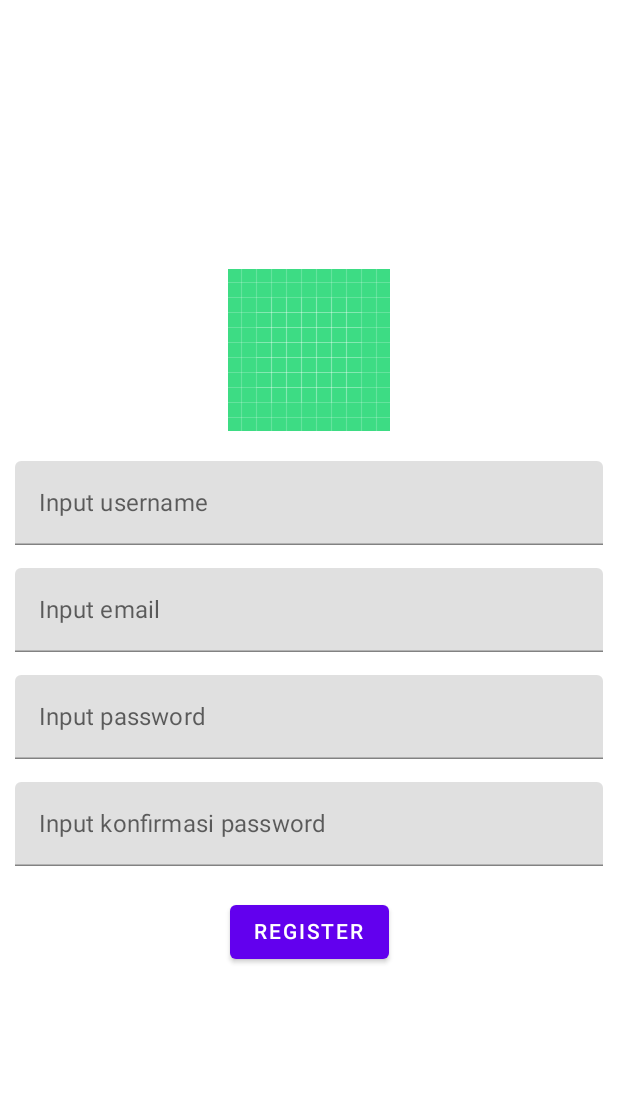
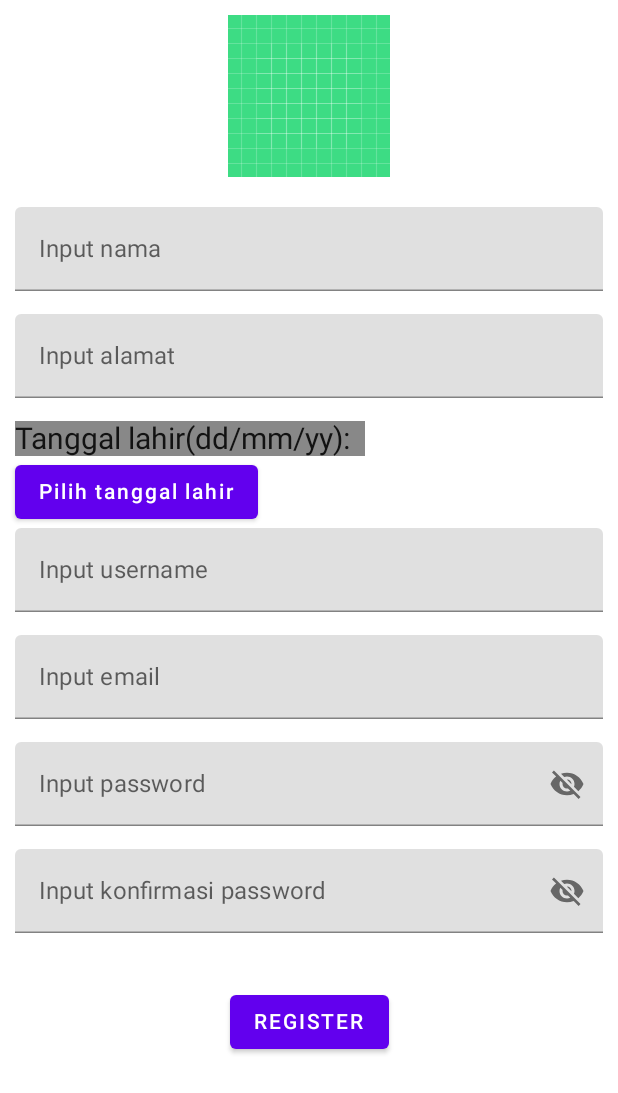
Before and after one commit to Dwisatriapatra/ChallengeChapter8Binar, an Android app built with Jetpack Compose: the screen it shows after launch (RegisterActivity), after a tap on "Register here", on a phone screen of 412 x 824 dp. Shown: the top 1093 px of the screen. Run offline under Robolectric (Android 15) with nearby library versions, the phone set to English and light mode, and no system bars; our stand-ins replace Dagger/Hilt's generated code; network calls fail; 1 statement that could not run was skipped.

Commit message:
Adding register mechanism

```diff
--- a/app/build.gradle
+++ b/app/build.gradle
@@ -94,4 +94,5 @@ dependencies {
 
     implementation 'androidx.lifecycle:lifecycle-viewmodel-compose:2.4.1'
     implementation "io.coil-kt:coil-compose:1.4.0"
+    implementation "androidx.compose.material:material-icons-extended:$compose_version"
 }
--- a/app/src/main/java/com/example/challengechapter8binar/dependency_injection/AppModule.kt
+++ b/app/src/main/java/com/example/challengechapter8binar/dependency_injection/AppModule.kt
@@ -9,6 +9,8 @@ import okhttp3.OkHttpClient
 import okhttp3.logging.HttpLoggingInterceptor
 import retrofit2.Retrofit
 import retrofit2.converter.gson.GsonConverterFactory
+import retrofit2.create
+import javax.inject.Named
 import javax.inject.Singleton
 
 
@@ -17,6 +19,9 @@ import javax.inject.Singleton
 object AppModule {
     //base url for user API
     private const val BASE_URL = "https://api.themoviedb.org/3/"
+    private const val BASE_URL_2 = "https://6254434c19bc53e2347b93f1.mockapi.io/"
+
+
     private val logging: HttpLoggingInterceptor
         get() {
             val httpLoggingInterceptor = HttpLoggingInterceptor()
@@ -26,11 +31,11 @@ object AppModule {
         }
     private val client = OkHttpClient.Builder().addInterceptor(logging).build()
 
-    //retrofit module
+    //retrofit and api services module for film
     @Provides
     @Singleton
-    fun provideRetrofit(): Retrofit =
-        Retrofit.Builder()
+    fun provideRetrofit(): Retrofit = Retrofit
+            .Builder()
             .baseUrl(BASE_URL)
             .addConverterFactory(GsonConverterFactory.create())
             .client(client)
@@ -40,4 +45,21 @@ object AppModule {
     @Singleton
     fun provideApiServices(retrofit: Retrofit): ApiServices =
         retrofit.create(ApiServices::class.java)
+
+    //retrofit and api services modeule for user
+    @Provides
+    @Singleton
+    @Named("RetrofitUser")
+    fun provideRetrofitForUserApi(): Retrofit = Retrofit
+        .Builder()
+        .baseUrl(BASE_URL_2)
+        .addConverterFactory(GsonConverterFactory.create())
+        .client(client)
+        .build()
+
+    @Provides
+    @Singleton
+    @Named("ApiServicesUser")
+    fun provideApiServicesForUser(@Named("RetrofitUser") retrofit: Retrofit) : ApiServices =
+        retrofit.create(ApiServices::class.java)
 }
--- a/app/src/main/java/com/example/challengechapter8binar/networking/ApiServices.kt
+++ b/app/src/main/java/com/example/challengechapter8binar/networking/ApiServices.kt
@@ -1,8 +1,13 @@
 package com.example.challengechapter8binar.networking
 
+import com.example.challengechapter8binar.model.GetAllUserResponseItem
 import com.example.challengechapter8binar.model.MovieResponse
+import com.example.challengechapter8binar.model.PostUser
+import com.example.challengechapter8binar.model.RequestUser
 import retrofit2.Call
+import retrofit2.http.Body
 import retrofit2.http.GET
+import retrofit2.http.POST
 import retrofit2.http.Query
 
 interface ApiServices {
@@ -10,4 +15,11 @@ interface ApiServices {
     fun getMovie(
         @Query("api_key") apiKey: String
     ): Call<MovieResponse>
+
+    //user
+    @GET("datauserlogin")
+    suspend fun getAllUser() : List<GetAllUserResponseItem>
+
+    @POST("datauserlogin")
+    fun addNewUser(@Body requestUser: RequestUser) : Call<PostUser>
 }
--- a/app/src/main/java/com/example/challengechapter8binar/view/RegisterActivity.kt
+++ b/app/src/main/java/com/example/challengechapter8binar/view/RegisterActivity.kt
@@ -1,23 +1,47 @@
 package com.example.challengechapter8binar.view
 
+import android.app.DatePickerDialog
 import android.content.Intent
 import android.os.Bundle
+import android.widget.DatePicker
 import android.widget.Toast
 import androidx.activity.ComponentActivity
 import androidx.activity.compose.setContent
 import androidx.compose.foundation.Image
-import androidx.compose.foundation.layout.*
+import androidx.compose.foundation.background
+import androidx.compose.foundation.layout.Column
+import androidx.compose.foundation.layout.fillMaxSize
+import androidx.compose.foundation.layout.fillMaxWidth
+import androidx.compose.foundation.layout.padding
+import androidx.compose.foundation.rememberScrollState
+import androidx.compose.foundation.text.KeyboardOptions
+import androidx.compose.foundation.verticalScroll
 import androidx.compose.material.*
+import androidx.compose.material.icons.Icons
+import androidx.compose.material.icons.filled.Visibility
+import androidx.compose.material.icons.filled.VisibilityOff
 import androidx.compose.runtime.*
+import androidx.compose.runtime.saveable.rememberSaveable
 import androidx.compose.ui.Alignment
 import androidx.compose.ui.Modifier
+import androidx.compose.ui.graphics.Color
 import androidx.compose.ui.platform.LocalContext
 import androidx.compose.ui.res.painterResource
+import androidx.compose.ui.text.input.KeyboardType
+import androidx.compose.ui.text.input.PasswordVisualTransformation
+import androidx.compose.ui.text.input.VisualTransformation
 import androidx.compose.ui.tooling.preview.Preview
 import androidx.compose.ui.unit.dp
+import androidx.compose.ui.unit.sp
+import androidx.lifecycle.viewmodel.compose.viewModel
 import com.example.challengechapter8binar.R
+import com.example.challengechapter8binar.model.RequestUser
 import com.example.challengechapter8binar.view.ui.theme.ChallengeChapter8BinarTheme
+import com.example.challengechapter8binar.viewmodel.UserViewModel
+import dagger.hilt.android.AndroidEntryPoint
+import java.util.*
 
+@AndroidEntryPoint
 class RegisterActivity : ComponentActivity() {
     override fun onCreate(savedInstanceState: Bundle?) {
         super.onCreate(savedInstanceState)
@@ -38,63 +62,171 @@ class RegisterActivity : ComponentActivity() {
 @Composable
 fun DisplayRegisterUserInterface() {
     val mContext = LocalContext.current
+    val mDay: Int
+    val mYear: Int
+    val mMonth: Int
+    val mCalendar = Calendar.getInstance()
+    val userViewModel = viewModel(modelClass = UserViewModel::class.java)
+
+    //current year
+    mYear = mCalendar.get(Calendar.YEAR)
+    mMonth = mCalendar.get(Calendar.MONTH)
+    mDay = mCalendar.get(Calendar.DAY_OF_MONTH)
+    mCalendar.time = Date()
+
     Column(
         modifier = Modifier
             .fillMaxWidth()
-            .padding(10.dp),
-        horizontalAlignment = Alignment.CenterHorizontally,
-        verticalArrangement = Arrangement.Center
+            .padding(10.dp)
+            .verticalScroll(rememberScrollState())
     ) {
         var username by remember {
             mutableStateOf("")
         }
-        var password by remember {
+        var password by rememberSaveable {
             mutableStateOf("")
         }
         var email by remember {
             mutableStateOf("")
         }
-        var konfirmasiPasswrod by remember {
+        var konfirmasiPassword by rememberSaveable{
             mutableStateOf("")
         }
+        var passwordVisible by rememberSaveable{
+            mutableStateOf(false)
+        }
+        var konfirmasiPasswordVisible by rememberSaveable{
+            mutableStateOf(false)
+        }
+        var name by remember {
+            mutableStateOf("")
+        }
+        var tanggalLahir by remember {
+            mutableStateOf("")
+        }
+        var alamat by remember {
+            mutableStateOf("")
+        }
+        val mDatePickerDialog = DatePickerDialog(
+            mContext,
+            { _: DatePicker, mYear: Int, mMonth: Int, mDayOfMonth: Int ->
+                tanggalLahir = "$mDayOfMonth/${mMonth + 1}/$mYear"
+            }, mYear, mMonth, mDay
+        )
 
         Image(
             painter = painterResource(id = R.drawable.ic_launcher_background),
             contentDescription = "img",
-            modifier = Modifier.padding(bottom = 20.dp)
+            modifier = Modifier
+                .padding(bottom = 20.dp)
+                .align(Alignment.CenterHorizontally)
         )
-        TextField(value = username,
+        TextField(
+            value = name,
+            onValueChange = { name = it },
+            label = { Text(text = "Input nama") },
+            modifier = Modifier
+                .fillMaxWidth()
+                .padding(bottom = 15.dp)
+        )
+        TextField(
+            value = alamat,
+            onValueChange = { alamat = it },
+            label = { Text(text = "Input alamat") },
+            modifier = Modifier
+                .fillMaxWidth()
+                .padding(bottom = 15.dp)
+        )
+        Text(
+            text = "Tanggal lahir(dd/mm/yy):  $tanggalLahir",
+            fontSize = 20.sp,
+            modifier = Modifier.background(color = Color.Gray)
+        )
+        Button(onClick = { mDatePickerDialog.show() }) {
+            Text(text = "Pilih tanggal lahir")
+        }
+        TextField(
+            value = username,
             onValueChange = { username = it },
             label = { Text(text = "Input username") },
             modifier = Modifier
                 .fillMaxWidth()
                 .padding(bottom = 15.dp)
         )
-        TextField(value = email,
+        TextField(
+            value = email,
             onValueChange = { email = it },
             label = { Text(text = "Input email") },
             modifier = Modifier
                 .fillMaxWidth()
                 .padding(bottom = 15.dp)
         )
-        TextField(value = password,
+        TextField(
+            value = password,
             onValueChange = { password = it },
             label = { Text(text = "Input password") },
+            singleLine = true,
+            visualTransformation = if(passwordVisible) VisualTransformation.None else PasswordVisualTransformation(),
             modifier = Modifier
                 .fillMaxWidth()
-                .padding(bottom = 15.dp)
+                .padding(bottom = 15.dp),
+            keyboardOptions = KeyboardOptions(keyboardType = KeyboardType.Password),
+            trailingIcon = {
+                val image = if (passwordVisible)
+                    Icons.Filled.Visibility
+                else Icons.Filled.VisibilityOff
+
+                // Please provide localized description for accessibility services
+                val description = if (passwordVisible) "Hide password" else "Show password"
+
+                IconButton(onClick = {passwordVisible = !passwordVisible}){
+                    Icon(imageVector  = image, description)
+                }
+            }
         )
         TextField(
-            value = konfirmasiPasswrod,
-            onValueChange = { konfirmasiPasswrod = it },
+            value = konfirmasiPassword,
+            onValueChange = { konfirmasiPassword = it },
             label = { Text(text = "Input konfirmasi password") },
-            modifier = Modifier.fillMaxWidth()
+            singleLine = true,
+            visualTransformation = if(konfirmasiPasswordVisible) VisualTransformation.None else PasswordVisualTransformation(),
+            modifier = Modifier
+                .fillMaxWidth()
+                .padding(bottom = 15.dp),
+            keyboardOptions = KeyboardOptions(keyboardType = KeyboardType.Password),
+            trailingIcon = {
+                val image = if (konfirmasiPasswordVisible)
+                    Icons.Filled.Visibility
+                else Icons.Filled.VisibilityOff
+
+                // Please provide localized description for accessibility services
+                val description = if (konfirmasiPasswordVisible) "Hide password" else "Show password"
+
+                IconButton(onClick = {konfirmasiPasswordVisible = !konfirmasiPasswordVisible}){
+                    Icon(imageVector  = image, description)
+                }
+            }
         )
 
-        Button(onClick = {
-            Toast.makeText(mContext, "Register berhasil", Toast.LENGTH_SHORT).show()
-            mContext.startActivity(Intent(mContext, LoginActivity::class.java))
-        }, modifier = Modifier.padding(top = 20.dp)) {
+        Button(
+            onClick = {
+                userViewModel.insertNewUser(
+                    RequestUser(
+                        alamat,
+                        email,
+                        "http://placeimg.com/640/480",
+                        name,
+                        password,
+                        tanggalLahir,
+                        username
+                    )
+                )
+                Toast.makeText(mContext, "Register berhasil", Toast.LENGTH_SHORT).show()
+                mContext.startActivity(Intent(mContext, LoginActivity::class.java))
+            }, modifier = Modifier
+                .padding(top = 20.dp)
+                .align(Alignment.CenterHorizontally)
+        ) {
             Text(text = "REGISTER")
         }
     }
@@ -104,6 +236,6 @@ fun DisplayRegisterUserInterface() {
 @Composable
 fun DefaultPreview3() {
     ChallengeChapter8BinarTheme {
-       DisplayRegisterUserInterface()
+        DisplayRegisterUserInterface()
     }
 }
--- /dev/null
+++ b/app/src/main/java/com/example/challengechapter8binar/viewmodel/UserViewModel.kt
@@ -0,0 +1,50 @@
+package com.example.challengechapter8binar.viewmodel
+
+import androidx.lifecycle.ViewModel
+import androidx.lifecycle.viewModelScope
+import com.example.challengechapter8binar.model.GetAllUserResponseItem
+import com.example.challengechapter8binar.model.PostUser
+import com.example.challengechapter8binar.model.RequestUser
+import com.example.challengechapter8binar.networking.ApiServices
+import dagger.hilt.android.lifecycle.HiltViewModel
+import kotlinx.coroutines.flow.MutableStateFlow
+import kotlinx.coroutines.flow.StateFlow
+import kotlinx.coroutines.launch
+import retrofit2.Call
+import retrofit2.Callback
+import retrofit2.Response
+import javax.inject.Inject
+import javax.inject.Named
+
+@HiltViewModel
+class UserViewModel @Inject constructor(@Named("ApiServicesUser") apiServices: ApiServices) : ViewModel() {
+    private val userState = MutableStateFlow(emptyList<GetAllUserResponseItem>())
+    val dataUserState: StateFlow<List<GetAllUserResponseItem>> get() = userState
+    private val api = apiServices
+
+    init {
+        viewModelScope.launch {
+            val dataUser = apiServices.getAllUser()
+            userState.value = dataUser
+        }
+    }
+
+    fun insertNewUser(requestUser: RequestUser): Boolean {
+        var messageResponse = false
+        api.addNewUser(requestUser)
+            .enqueue(object : Callback<PostUser> {
+                override fun onResponse(
+                    call: Call<PostUser>,
+                    response: Response<PostUser>
+                ) {
+                    messageResponse = response.isSuccessful
+                }
+
+                override fun onFailure(call: Call<PostUser>, t: Throwable) {
+                    messageResponse = false
+                }
+
+            })
+        return messageResponse
+    }
+}
```
Also changed, not shown: app/src/main/java/com/example/challengechapter8binar/datastore/UserLoginManager.kt (added, +56 -0 lines), app/src/main/java/com/example/challengechapter8binar/model/GetAllUserResponseItem.kt (added, +12 -0 lines), app/src/main/java/com/example/challengechapter8binar/model/PostUser.kt (added, +22 -0 lines), app/src/main/java/com/example/challengechapter8binar/model/RequestUser.kt (added, +20 -0 lines).
